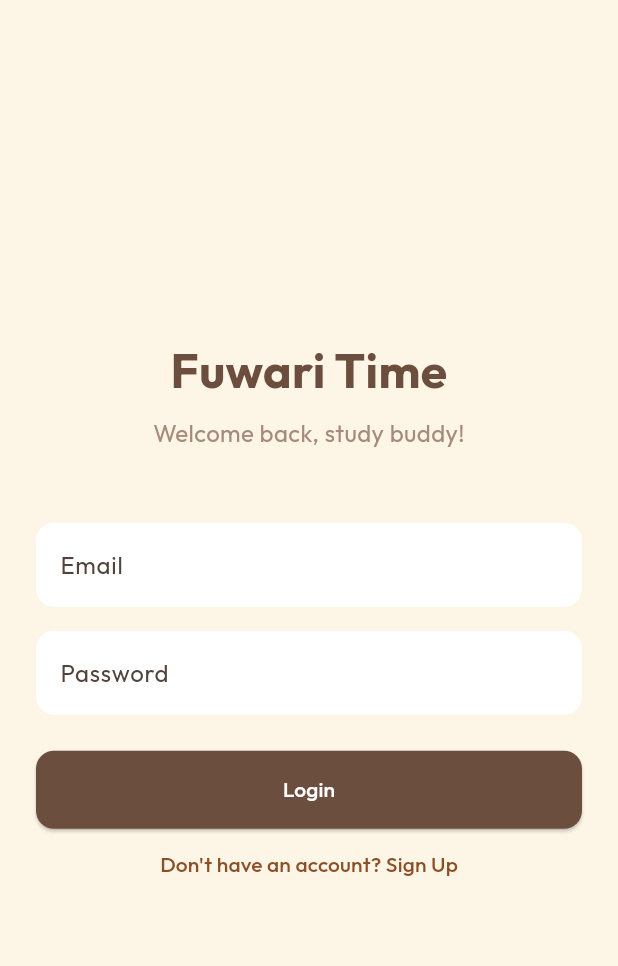
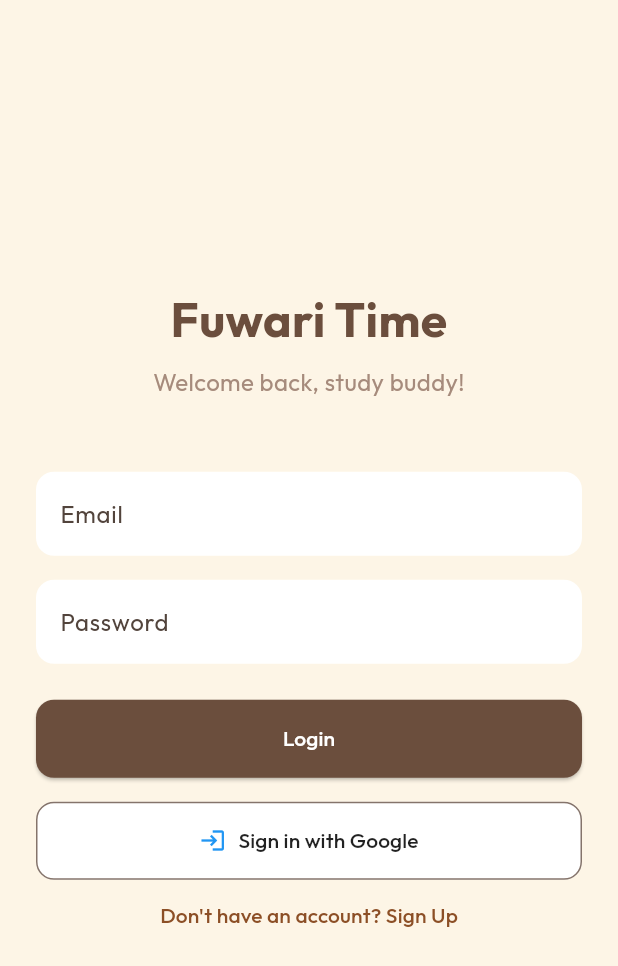
Before and after one commit to WISHERCARTs/ITDS283-FuwariTime-6787003-6787074, a Flutter app: the screen it shows after launch, on a phone screen of 412 x 824 dp. Shown: the top 966 px of the screen. Run offline on Flutter 3.47's test engine with Material 3 defaults, Android fonts, the phone set to English and light mode, and no system bars; our stand-ins replace google_fonts, google_sign_in, supabase_flutter; accounts and stored records are empty.

Commit message:
feat(auth): เพิ่มระบบ Login ด้วย Google

```diff
--- a/lib/features/auth/screens/login_screen.dart
+++ b/lib/features/auth/screens/login_screen.dart
@@ -1,5 +1,6 @@
 import 'package:flutter/material.dart';
 import 'package:google_fonts/google_fonts.dart';
+import '../../../services/supabase_service.dart';
 
 class LoginScreen extends StatefulWidget {
   const LoginScreen({super.key});
@@ -90,6 +91,39 @@ class _LoginScreenState extends State<LoginScreen> {
                 ),
                 child: const Text('Login'),
               ),
+              const SizedBox(height: 16),
+              // ==========================================
+              // ปุ่มล็อกอินด้วยบัญชี Google
+              // ==========================================
+              OutlinedButton.icon(
+                onPressed: () async {
+                  try {
+                    // เรียกใช้งานฟังก์ชัน Google Login ตัวเก่งที่เราเขียนรอไว้ใน Service
+                    final response = await SupabaseService.signInWithGoogle();
+
+                    // ถ้าข้อมูลที่ส่งกลับมาไม่ว่าง (null) แปลว่า Supabase อนุญาตผู้ใช้คนนี้เข้าสู่ระบบผ่านฉลุย
+                    if (response != null) {
+                      // TODO: เมื่อทุกอย่างเสร็จสมบูรณ์ สามารถสั่ง Navigator เด้งเปลี่ยนฉากไปหน้าถัดไป (Home) ได้เลย
+                      print('✅ ล็อกอินสำเร็จ ยินดีต้อนรับ: ${response.user?.email}');
+                    }
+                  } catch (e) {
+                    // ถ้าล็อกอินพังๆ หรือติด Error ให้ Print ข้อความมาดูว่ามีอะไรผิดพลาดแบบหล่อๆ
+                    print('❌ เกิดข้อผิดพลาดในการล็อกอินด้วย Google: $e');
+                  }
+                },
+                icon: const Icon(Icons.login, color: Colors.blue),
+                label: const Text(
+                  'Sign in with Google',
+                  style: TextStyle(color: Colors.black87),
+                ),
+                style: OutlinedButton.styleFrom(
+                  backgroundColor: Colors.white,
+                  padding: const EdgeInsets.symmetric(vertical: 16),
+                  shape: RoundedRectangleBorder(
+                    borderRadius: BorderRadius.circular(12),
+                  ),
+                ),
+              ),
               TextButton(
                 onPressed: () {
                   // TODO: Navigate to Register
--- a/lib/services/supabase_service.dart
+++ b/lib/services/supabase_service.dart
@@ -1,14 +1,67 @@
+import 'package:flutter/foundation.dart';
 import 'package:supabase_flutter/supabase_flutter.dart';
+import 'package:google_sign_in/google_sign_in.dart';
 
 class SupabaseService {
-  // TODO: Replace with your actual Supabase URL and Anon Key
+  // -------------------------------------------------------------
+  // [ส่วนที่ 1] คีย์การเชื่อมต่อฐานข้อมูล Supabase
+  // (ดูข้อมูลนี้ได้จากเว็บไซต์ Supabase โปรเจกต์ของเราในเมนู Project Settings > API)
+  // -------------------------------------------------------------
   static const String supabaseUrl = 'https://amshfbnlupanuykjpcph.supabase.co';
   static const String supabaseAnonKey =
       'eyJhbGciOiJIUzI1NiIsInR5cCI6IkpXVCJ9.eyJpc3MiOiJzdXBhYmFzZSIsInJlZiI6ImFtc2hmYm5sdXBhbnV5a2pwY3BoIiwicm9sZSI6ImFub24iLCJpYXQiOjE3NzM3MjY4MDcsImV4cCI6MjA4OTMwMjgwN30.95ihe4TCf3mvYXIv-SB6u-5WKEyNJIj9PPmWBGfZjus';
 
+  // -------------------------------------------------------------
+  // [ส่วนที่ 2] ค่า Client ID เอาไว้บอกกูเกิ้ลว่าแอปเราชื่ออะไรเวลามีหน้าเว็บเด้งให้ล็อกอิน
+  // (สร้างมาจาก Google Cloud Console)
+  // -------------------------------------------------------------
+  static const String webClientId =
+      '572476085892-o7gcvdv87g4i3tcelveejldhi0qk4nm7.apps.googleusercontent.com';
+
+  /// ฟังก์ชันสำหรับโหลดตั้งค่า Auth ทั้งบรรทัดแรกเริ่ม
+  /// (โค้ดส่วนนี้จะถูกสั่งให้รันทำงานอัตโนมัติตั้งแต่ตอนเริ่มต้นแอปในไฟล์ main.dart)
   static Future<void> initialize() async {
+    // 1. นำแอปของเราเข้าไปผูกกับฐานข้อมูล Supabase
     await Supabase.initialize(url: supabaseUrl, anonKey: supabaseAnonKey);
+
+    // 2. ตั้งค่าแพ็กเกจล็อกอินกูเกิ้ล (Google Sign-In) เอาไว้ตั้งแต่เริ่มแอป เพื่อลดปัญหา Error โดนเรียกซ้ำซ้อน
+    await GoogleSignIn.instance.initialize(
+      clientId: webClientId,
+      // ทริคสำคัญ (แก้ไขบัค v7): เราต้องใส่เงื่อนไข kIsWeb เช็คว่า "ถ้ารันบน Browser ห้ามส่งค่า serverClientId ไปเด็ดขาด ไม่งั้นบนเว็บจะบัค"
+      serverClientId: kIsWeb ? null : webClientId,
+    );
   }
 
+  // ตัวแปรแบบย่อ (get) เอาไว้เรียกใช้คำสั่งคิวรี่ Supabase ในแอปสะดวกขึ้น
   static SupabaseClient get client => Supabase.instance.client;
+
+  /// ฟังก์ชันเรียกหน้าต่าง Login ด้วยบัญชี Google ขึ้นมาใช้งาน
+  static Future<AuthResponse?> signInWithGoogle() async {
+    GoogleSignInAccount googleUser;
+
+    try {
+      // 1. โชว์หน้าต่างของ Google ให้ผู้ใช้เลือกคลิกเมลที่ต้องการเข้าใช้งาน
+      googleUser = await GoogleSignIn.instance.authenticate();
+    } catch (e) {
+      // กรณีผู้ใช้กดปุ่ม X เพื่อปิดหน้าต่างหนี หรือเน็ตหลุด จะหยุดการทำงานและส่งกลับเป็นค่าว่าง (null)
+      return null;
+    }
+
+    // 2. เมื่อกูเกิ้ลอนุญาตและยืนยันตัวตนสำเร็จ เราจะนำข้อมูลการยืนยันมาใช้งานต่อ (Authentication)
+    final googleAuth = await googleUser.authentication;
+
+    // 3. ดึง "ป้ายบัตรยืนยันตัวตน" (idToken) ที่กูเกิลประทับตรามาให้ออกมาเพื่อส่งต่อให้ฝั่งเรา
+    final idToken = googleAuth.idToken;
+
+    if (idToken == null) {
+      throw 'ไม่สามารถดึงข้อมูล Token จาก Google ได้ กรุณาลองใหม่อีกครั้ง';
+    }
+
+    // 4. ขั้นตอนสุดท้าย! โยน idToken ที่กูเกิ้ลให้มา ส่งบอกป้อมยาม Supabase ว่าคนนี้ผ่านการอนุมัติแล้วนะ
+    // เอาสิทธิ์ Supabase ล็อกอินของผู้ใช้คนนี้บันทึกลงระบบสมัครสมาชิกอัตโนมัติได้เลยผ่าน .signInWithIdToken!
+    return await client.auth.signInWithIdToken(
+      provider: OAuthProvider.google,
+      idToken: idToken,
+    );
+  }
 }
--- a/pubspec.yaml
+++ b/pubspec.yaml
@@ -46,6 +46,7 @@ dependencies:
   # UI & Design
   google_fonts: ^6.2.1
   font_awesome_flutter: ^10.8.0
+  google_sign_in: ^7.2.0
 
 dev_dependencies:
   flutter_test:
```
Also changed, not shown: pubspec.lock, 2 other files.
